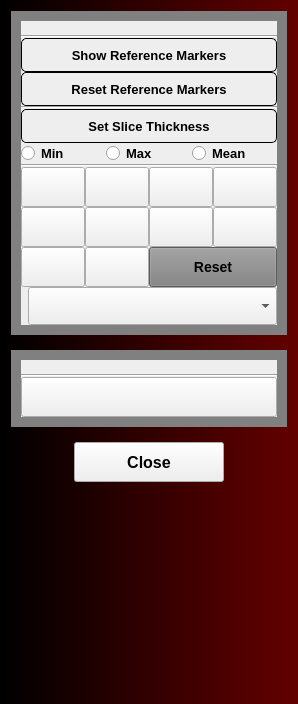
Qt form Modules/Scripted/QReads/Resources/UI/QReads.ui (KitwareMedical/SlicerQReads) before a commit.
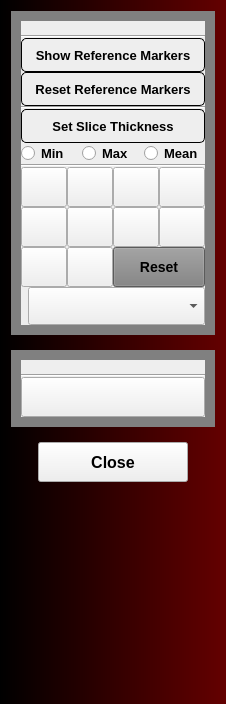
The same form after that commit. Icons and pictures are not drawn. Custom widgets are drawn as their Qt base class.

Commit message:
BUG: Fix toolbar width
This commit ensures the toolbar is rendered with the expected width

List of Slicer changes:

$ git shortlog c8f68e3bfa..c116c8971b --no-merges
Jean-Christophe Fillion-Robin (1):
      [SlicerQReads] BUG: Allow module panel to be resized

See #40

Patch:
```diff
--- a/Modules/Scripted/QReads/Resources/UI/QReads.ui
+++ b/Modules/Scripted/QReads/Resources/UI/QReads.ui
@@ -6,10 +6,16 @@
    <rect>
     <x>0</x>
     <y>0</y>
-    <width>298</width>
+    <width>226</width>
     <height>704</height>
    </rect>
   </property>
+  <property name="maximumSize">
+   <size>
+    <width>226</width>
+    <height>16777215</height>
+   </size>
+  </property>
   <property name="styleSheet">
    <string notr="true">QWidget#QReads {
   background-color: qlineargradient(spread:pad, x1:0, y1:0, x2:1, y2:0, stop:0 rgba(0, 0, 0, 255), stop:1 rgba(100,0, 0, 255));
```
The commit also changes 2 other files.
